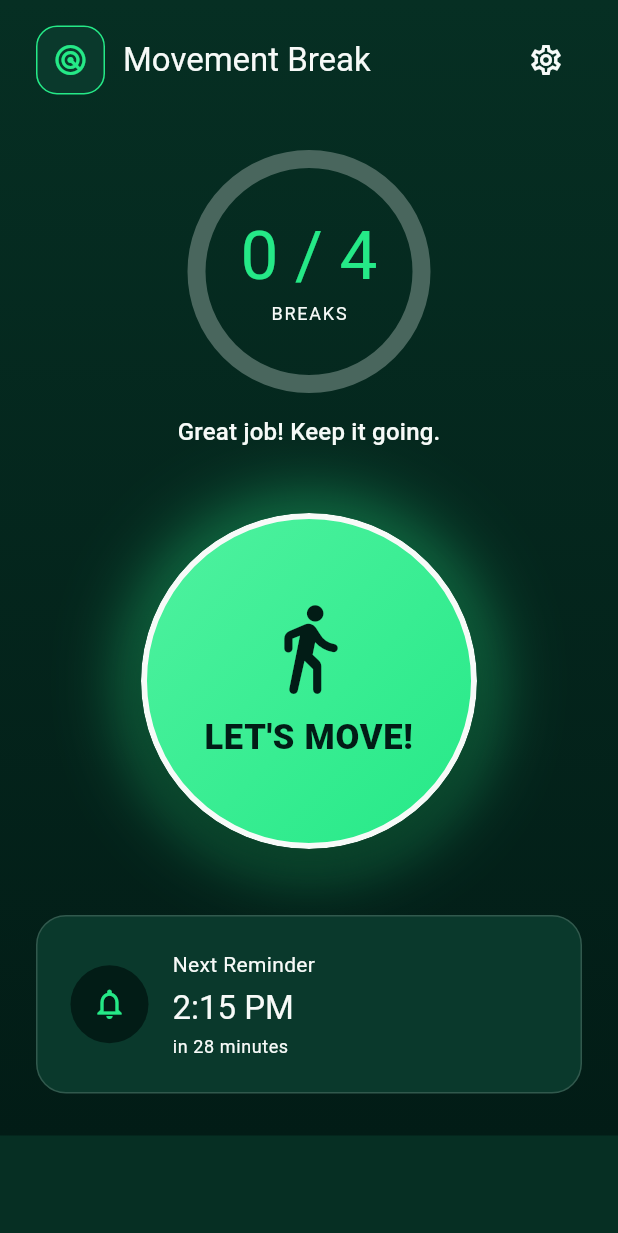
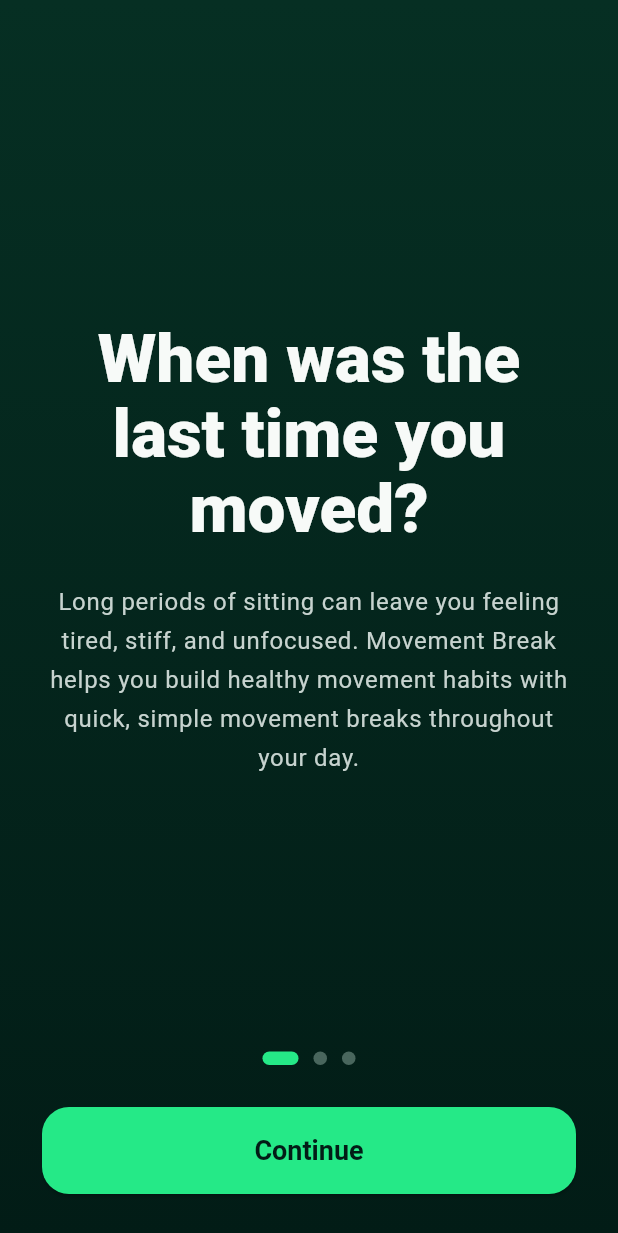
Before and after one commit to smelinosky/movement-break, a Flutter app: the screen it shows after launch, on a phone screen of 412 x 824 dp. Shown: the top 1233 px of the screen. Run offline on Flutter 3.47's test engine with Material 3 defaults, Android fonts, the light colour scheme and no system bars; our stand-ins replace flutter_dotenv, flutter_local_notifications, flutter_timezone, shared_preferences, timezone, youtube_player_iframe; Roboto replaces fonts that are missing (Arial).

Commit message:
Add onboarding screens and notification scheduling

```diff
--- a/lib/app/app.dart
+++ b/lib/app/app.dart
@@ -2,7 +2,7 @@
 import 'package:provider/provider.dart';
 
 import 'providers/app_state.dart';
-import 'screens/home/home_screen.dart';
+import 'screens/onboarding/onboarding_screen.dart';
 import 'theme/app_theme.dart';
 
 class MovementBreakApp extends StatelessWidget {
@@ -24,7 +24,7 @@
         title: 'Movement Break',
         debugShowCheckedModeBanner: false,
         theme: AppTheme.darkTheme,
-        home: const HomeScreen(),
+        home: const OnboardingScreen(),
       ),
     );
   }
--- /dev/null
+++ b/lib/app/screens/onboarding/onboarding_page.dart
@@ -0,0 +1,107 @@
+import 'package:flutter/material.dart';
+
+import '../../theme/app_colors.dart';
+
+class OnboardingPage extends StatelessWidget {
+  const OnboardingPage({
+    required this.title,
+    required this.body,
+    required this.currentPage,
+    required this.totalPages,
+    required this.buttonText,
+    required this.onContinue,
+    super.key,
+  });
+
+  final String title;
+  final String body;
+  final int currentPage;
+  final int totalPages;
+  final String buttonText;
+  final VoidCallback onContinue;
+
+  @override
+  Widget build(BuildContext context) {
+    final theme = Theme.of(context);
+
+    return Container(
+      width: double.infinity,
+      height: double.infinity,
+      decoration: const BoxDecoration(
+        gradient: LinearGradient(
+          begin: Alignment.topCenter,
+          end: Alignment.bottomCenter,
+          colors: [AppColors.background, AppColors.backgroundDark],
+        ),
+      ),
+      child: SafeArea(
+        child: Padding(
+          padding: const EdgeInsets.fromLTRB(28, 32, 28, 28),
+          child: Column(
+            crossAxisAlignment: CrossAxisAlignment.stretch,
+            children: [
+              const Spacer(),
+
+              Text(
+                title,
+                textAlign: TextAlign.center,
+                style: theme.textTheme.displayMedium?.copyWith(
+                  fontWeight: FontWeight.w800,
+                  height: 1.1,
+                ),
+              ),
+
+              const SizedBox(height: 24),
+
+              Text(
+                body,
+                textAlign: TextAlign.center,
+                style: theme.textTheme.bodyLarge?.copyWith(
+                  color: AppColors.textSecondary,
+                  height: 1.6,
+                ),
+              ),
+
+              const Spacer(),
+
+              _buildProgressDots(),
+
+              const SizedBox(height: 28),
+
+              SizedBox(
+                width: double.infinity,
+                child: ElevatedButton(
+                  onPressed: onContinue,
+                  child: Padding(
+                    padding: const EdgeInsets.symmetric(vertical: 16),
+                    child: Text(buttonText),
+                  ),
+                ),
+              ),
+            ],
+          ),
+        ),
+      ),
+    );
+  }
+
+  Widget _buildProgressDots() {
+    return Row(
+      mainAxisAlignment: MainAxisAlignment.center,
+      children: List.generate(totalPages, (index) {
+        final isActive = index == currentPage;
+
+        return AnimatedContainer(
+          duration: const Duration(milliseconds: 200),
+          margin: const EdgeInsets.symmetric(horizontal: 5),
+          width: isActive ? 24 : 9,
+          height: 9,
+          decoration: BoxDecoration(
+            color: isActive ? AppColors.primaryGreen : AppColors.inactive,
+            borderRadius: BorderRadius.circular(20),
+          ),
+        );
+      }),
+    );
+  }
+}
--- /dev/null
+++ b/lib/app/screens/onboarding/onboarding_screen.dart
@@ -0,0 +1,106 @@
+import 'package:flutter/material.dart';
+
+import 'onboarding_page.dart';
+
+class OnboardingScreen extends StatefulWidget {
+  const OnboardingScreen({super.key});
+
+  @override
+  State<OnboardingScreen> createState() => _OnboardingScreenState();
+}
+
+class _OnboardingScreenState extends State<OnboardingScreen> {
+  final PageController _pageController = PageController();
+
+  int _currentPage = 0;
+
+  static const int _totalPages = 3;
+
+  final List<_OnboardingContent> _pages = const [
+    _OnboardingContent(
+      title: 'When was the last time you moved?',
+      body:
+          'Long periods of sitting can leave you feeling tired, stiff, and unfocused. '
+          'Movement Break helps you build healthy movement habits with quick, simple movement breaks throughout your day.',
+      buttonText: 'Continue',
+    ),
+    _OnboardingContent(
+      title: 'How it works',
+      body:
+          'Movement Break reminds you when it is time to move. '
+          'Tap the reminder, complete a short movement, and get back to your day.',
+      buttonText: 'Continue',
+    ),
+    _OnboardingContent(
+      title: 'What you’ll get',
+      body:
+          'Short movement breaks designed to help you move more consistently, '
+          'feel less stiff, and build a healthier daily movement habit.',
+      buttonText: 'Let’s Get Started',
+    ),
+  ];
+
+  @override
+  void dispose() {
+    _pageController.dispose();
+    super.dispose();
+  }
+
+  Future<void> _continue() async {
+    if (_currentPage < _totalPages - 1) {
+      await _pageController.nextPage(
+        duration: const Duration(milliseconds: 300),
+        curve: Curves.easeOut,
+      );
+      return;
+    }
+
+    if (!mounted) {
+      return;
+    }
+
+    ScaffoldMessenger.of(context).showSnackBar(
+      const SnackBar(content: Text('Setup wizard is coming next.')),
+    );
+  }
+
+  @override
+  Widget build(BuildContext context) {
+    return Scaffold(
+      body: PageView.builder(
+        controller: _pageController,
+        physics: const NeverScrollableScrollPhysics(),
+        itemCount: _pages.length,
+        onPageChanged: (index) {
+          setState(() {
+            _currentPage = index;
+          });
+        },
+        itemBuilder: (context, index) {
+          final page = _pages[index];
+
+          return OnboardingPage(
+            title: page.title,
+            body: page.body,
+            currentPage: index,
+            totalPages: _totalPages,
+            buttonText: page.buttonText,
+            onContinue: _continue,
+          );
+        },
+      ),
+    );
+  }
+}
+
+class _OnboardingContent {
+  const _OnboardingContent({
+    required this.title,
+    required this.body,
+    required this.buttonText,
+  });
+
+  final String title;
+  final String body;
+  final String buttonText;
+}
--- a/lib/app/services/storage_service.dart
+++ b/lib/app/services/storage_service.dart
@@ -21,6 +21,9 @@
   // Notification preferences.
   static const String _soundEnabledKey = 'sound_enabled';
   static const String _vibrationEnabledKey = 'vibration_enabled';
+
+  // Onboarding.
+  static const String _onboardingCompletedKey = 'onboarding_completed';
 
   static Future<StorageService> create() async {
     final preferences = await SharedPreferences.getInstance();
@@ -135,4 +138,14 @@
   Future<void> setVibrationEnabled(bool value) async {
     await _preferences.setBool(_vibrationEnabledKey, value);
   }
+
+  // Onboarding
+
+  Future<bool> getOnboardingCompleted() async {
+    return _preferences.getBool(_onboardingCompletedKey) ?? false;
+  }
+
+  Future<void> setOnboardingCompleted(bool value) async {
+    await _preferences.setBool(_onboardingCompletedKey, value);
+  }
 }
```
Also changed, not shown: lib/app/screens/onboarding/setup_days_screen.dart (added), lib/app/screens/onboarding/setup_goal_screen.dart (added), lib/app/screens/onboarding/setup_interval_screen.dart (added), lib/app/screens/onboarding/setup_time_screen.dart (added).
